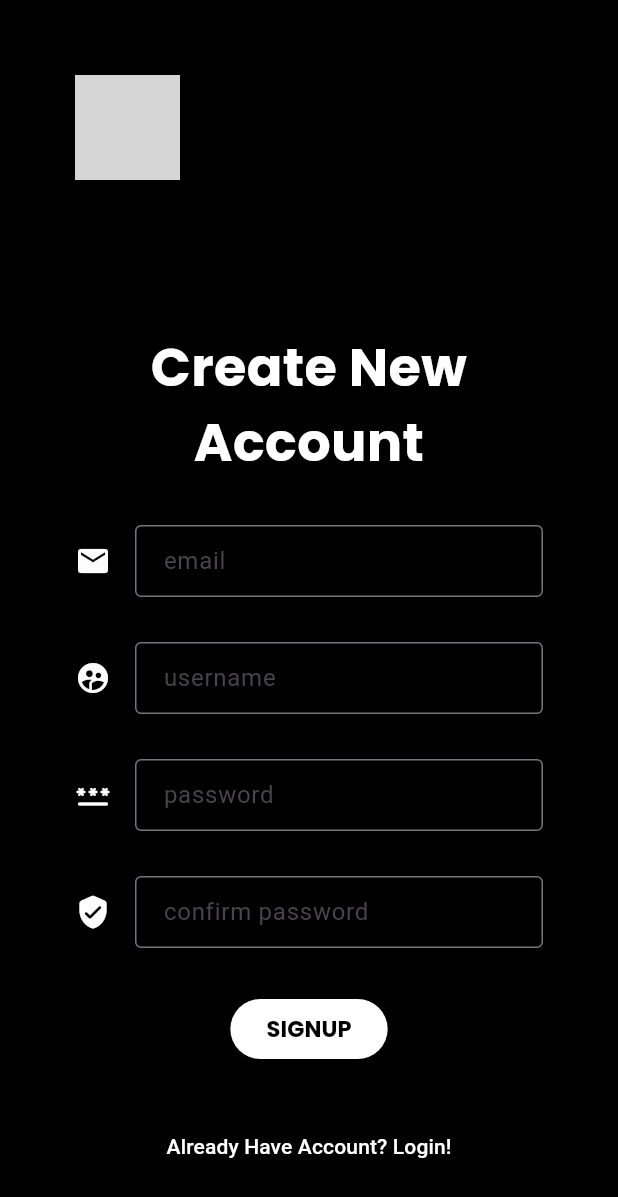
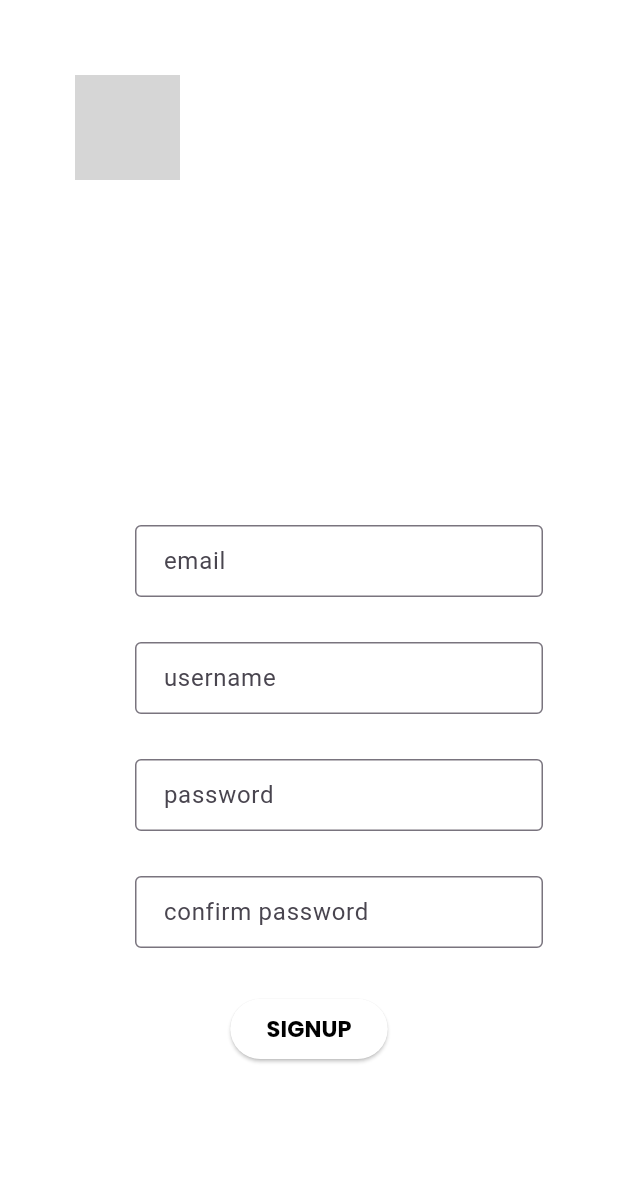
Before and after one commit to Varun1324/Recipe-Explorer-Flutter-App, a Flutter app: the screen it shows after launch, after a tap on "Create new Account", on a phone screen of 412 x 824 dp. Shown: the top 1197 px of the screen. Run offline on Flutter 3.47's test engine with Material 3 defaults, Android fonts, the phone set to English and light mode, and no system bars; our stand-ins replace google_fonts; grey boxes are pictures that could not be loaded.

Commit message:
modified design in login activity

```diff
--- a/lib/createAccount.dart
+++ b/lib/createAccount.dart
@@ -19,7 +19,7 @@ class SignUp extends StatelessWidget {
         Container(
           width: double.infinity,
           height: 1000,
-          color: Colors.black,
+          color: const Color.fromARGB(255, 255, 255, 255),
         ),
         Padding(
           padding: EdgeInsets.all(50),
--- a/lib/main.dart
+++ b/lib/main.dart
@@ -56,12 +56,12 @@ class LoginPage extends StatelessWidget {
             ),
           ),
           Container(
-            margin: EdgeInsets.only(top: 250, left: 40, right: 40),
+            margin: EdgeInsets.only(top: 150, left: 25, right: 25),
             child: Column(
               mainAxisAlignment: MainAxisAlignment.center,
               children: [
                 Container(
-                  width: 500,
+                  width: 400,
                   height: 370,
                   decoration: BoxDecoration(
                     borderRadius: BorderRadius.circular(25),
@@ -82,7 +82,8 @@ class LoginPage extends StatelessWidget {
                       ),
                       SizedBox(height: 15.0),
                       Text("Sign into Continue",style: GoogleFonts.poppins(textStyle:TextStyle(fontWeight: FontWeight.w400))),
-                      SizedBox(height: 30.0),
+                      //SizedBox(height: 10.0),
+                      Padding(padding: EdgeInsets.all(20),child:
                       TextField(
                         controller: usernameController,
                         decoration: InputDecoration(
@@ -98,7 +99,9 @@ class LoginPage extends StatelessWidget {
                           border: OutlineInputBorder(),
                         ),
                       ),
-                      SizedBox(height: 30.0),
+                      ),
+                      //SizedBox(height: 5.0),
+                      Padding(padding: EdgeInsets.all(20),child:
                       TextField(
                         controller: passwordController,
                         decoration: InputDecoration(
@@ -115,7 +118,8 @@ class LoginPage extends StatelessWidget {
                         ),
                         obscureText: true,
                       ),
-                      SizedBox(height: 30.0),
+                      ),
+                      //SizedBox(height: 10.0),
                       ElevatedButton(
                         onPressed: () => authenticate(context),
                         child: Text('LOGIN'),
@@ -127,11 +131,11 @@ class LoginPage extends StatelessWidget {
                     ],
                   ),
                 ),
-                SizedBox(height: 16.0),
+                SizedBox(height: 15.0),
                 Padding(
                   padding: EdgeInsets.symmetric(horizontal: 20.0),
                   child: Row(
-                    mainAxisAlignment: MainAxisAlignment.spaceBetween,
+                    mainAxisAlignment: MainAxisAlignment.spaceEvenly,
                     children: [
                       TextButton(
                         onPressed: () {
```
